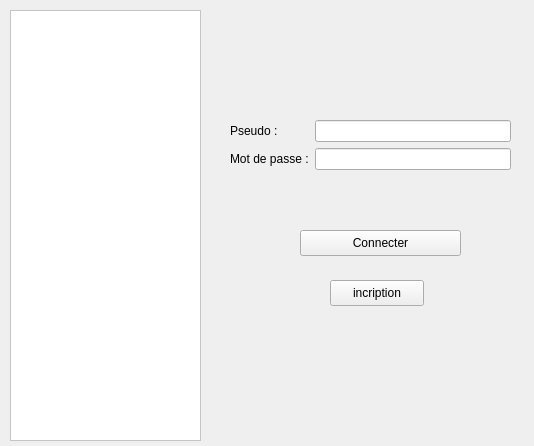
This is app/ui/auth/signIn.ui in Valyfaliana/suiviPersoConsoElec as Qt 5 draws it before an edit. The edited form follows.
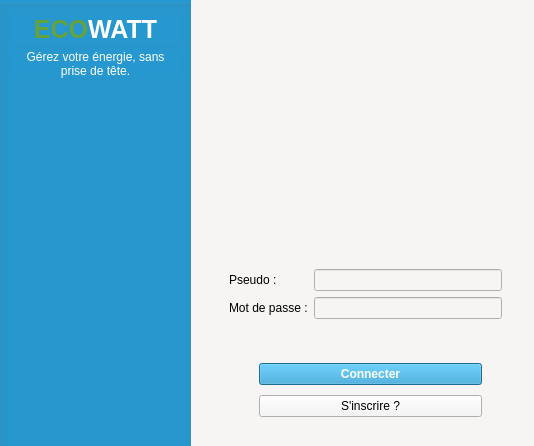
This is the edited form. Icons and pictures are not drawn.

The edit to the form file:
```diff
--- a/app/ui/auth/signIn.ui
+++ b/app/ui/auth/signIn.ui
@@ -13,32 +13,18 @@
   <property name="windowTitle">
    <string>Connection</string>
   </property>
-  <widget class="QFrame" name="frame">
+  <property name="styleSheet">
+   <string notr="true">background-color: rgb(246, 245, 244);
+color: rgb(255, 255, 255);
+color: rgb(0, 0, 0);</string>
+  </property>
+  <widget class="QFrame" name="formFrame">
    <property name="geometry">
     <rect>
-     <x>10</x>
-     <y>10</y>
-     <width>191</width>
-     <height>431</height>
-    </rect>
-   </property>
-   <property name="styleSheet">
-    <string notr="true">background-color: rgb(255, 255, 255);</string>
-   </property>
-   <property name="frameShape">
-    <enum>QFrame::Shape::StyledPanel</enum>
-   </property>
-   <property name="frameShadow">
-    <enum>QFrame::Shadow::Raised</enum>
-   </property>
-  </widget>
-  <widget class="QWidget" name="formLayoutWidget">
-   <property name="geometry">
-    <rect>
-     <x>230</x>
-     <y>120</y>
-     <width>281</width>
-     <height>71</height>
+     <x>220</x>
+     <y>260</y>
+     <width>291</width>
+     <height>81</height>
     </rect>
    </property>
    <layout class="QFormLayout" name="formLayout">
@@ -68,31 +54,117 @@
     </item>
    </layout>
   </widget>
-  <widget class="QPushButton" name="btnConnection">
+  <widget class="QGroupBox" name="partieGauche">
    <property name="geometry">
     <rect>
-     <x>300</x>
-     <y>230</y>
-     <width>161</width>
-     <height>26</height>
+     <x>0</x>
+     <y>0</y>
+     <width>191</width>
+     <height>451</height>
     </rect>
    </property>
-   <property name="text">
-    <string>Connecter</string>
+   <property name="styleSheet">
+    <string notr="true">background-color: rgb(38, 152, 207);
+color: rgb(255, 255, 255);</string>
    </property>
+   <layout class="QVBoxLayout" name="verticalLayout">
+    <item>
+     <widget class="QLabel" name="label">
+      <property name="font">
+       <font>
+        <pointsize>19</pointsize>
+        <bold>true</bold>
+       </font>
+      </property>
+      <property name="text">
+       <string>&lt;html&gt;&lt;head/&gt;&lt;body&gt;&lt;p&gt;&lt;span style=&quot; color:#66a23c;&quot;&gt;ECO&lt;/span&gt;WATT&lt;/p&gt;&lt;/body&gt;&lt;/html&gt;</string>
+      </property>
+      <property name="alignment">
+       <set>Qt::AlignmentFlag::AlignCenter</set>
+      </property>
+     </widget>
+    </item>
+    <item>
+     <widget class="QLabel" name="label_2">
+      <property name="text">
+       <string>Gérez votre énergie, sans prise de tête.</string>
+      </property>
+      <property name="alignment">
+       <set>Qt::AlignmentFlag::AlignCenter</set>
+      </property>
+      <property name="wordWrap">
+       <bool>true</bool>
+      </property>
+     </widget>
+    </item>
+    <item>
+     <spacer name="verticalSpacer">
+      <property name="orientation">
+       <enum>Qt::Orientation::Vertical</enum>
+      </property>
+      <property name="sizeHint" stdset="0">
+       <size>
+        <width>20</width>
+        <height>40</height>
+       </size>
+      </property>
+     </spacer>
+    </item>
+   </layout>
   </widget>
-  <widget class="QPushButton" name="btnInscription">
+  <widget class="QLabel" name="label_3">
    <property name="geometry">
     <rect>
-     <x>330</x>
-     <y>280</y>
-     <width>94</width>
-     <height>26</height>
+     <x>290</x>
+     <y>40</y>
+     <width>151</width>
+     <height>151</height>
     </rect>
    </property>
    <property name="text">
-    <string>incription</string>
+    <string/>
    </property>
+   <property name="pixmap">
+    <pixmap resource="../../resources/Icons.qrc">:/Main/icon/mainLog.png</pixmap>
+   </property>
+   <property name="scaledContents">
+    <bool>true</bool>
+   </property>
+  </widget>
+  <widget class="QFrame" name="groupBtn">
+   <property name="geometry">
+    <rect>
+     <x>250</x>
+     <y>350</y>
+     <width>241</width>
+     <height>81</height>
+    </rect>
+   </property>
+   <layout class="QVBoxLayout" name="verticalLayout_2">
+    <item>
+     <widget class="QPushButton" name="btnConnection">
+      <property name="font">
+       <font>
+        <bold>true</bold>
+       </font>
+      </property>
+      <property name="styleSheet">
+       <string notr="true">background-color: rgb(38, 152, 207);
+color: rgb(255, 255, 255);</string>
+      </property>
+      <property name="text">
+       <string>Connecter</string>
+      </property>
+     </widget>
+    </item>
+    <item>
+     <widget class="QPushButton" name="btnInscription">
+      <property name="text">
+       <string>S'inscrire ?</string>
+      </property>
+     </widget>
+    </item>
+   </layout>
   </widget>
  </widget>
  <resources/>
```
Left out of the diff: 4 changed lines with no effect on the pictures.
